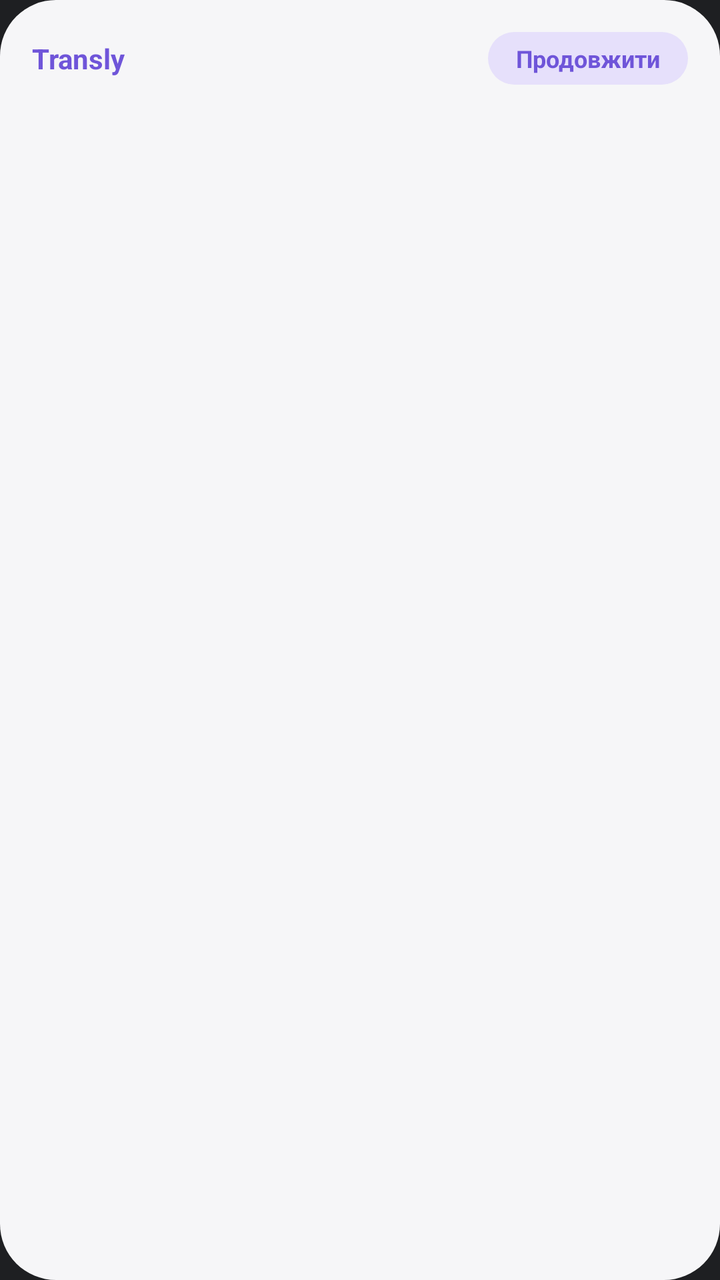
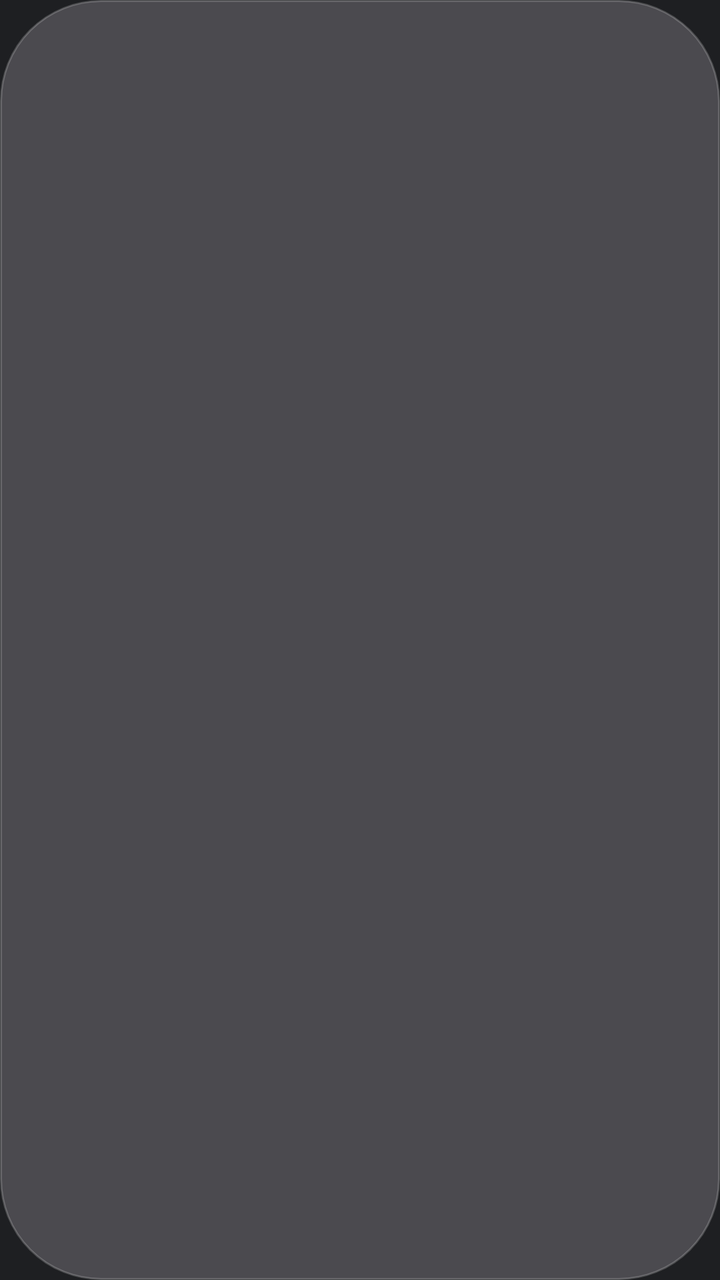

Two renders of the same Android screen: before a commit and after it. Below are the layout's source before the change and the commit's diff.
<!-- AndroidManifest.xml: application theme AppTheme -->
<!-- res/layout/widget.xml -->
<?xml version="1.0" encoding="utf-8"?>
<LinearLayout xmlns:android="http://schemas.android.com/apk/res/android"
    android:id="@android:id/background"
    android:layout_width="match_parent"
    android:layout_height="match_parent"
    android:background="@drawable/widget_bg"
    android:orientation="vertical"
    android:padding="16dp">

    <LinearLayout
        android:layout_width="match_parent"
        android:layout_height="wrap_content"
        android:gravity="center_vertical"
        android:orientation="horizontal">

        <TextView
            android:layout_width="0dp"
            android:layout_height="wrap_content"
            android:layout_weight="1"
            android:singleLine="true"
            android:text="@string/app_name"
            android:textColor="@color/w_accent"
            android:textSize="14sp"
            android:textStyle="bold" />

        <TextView
            android:id="@+id/w_btn"
            android:layout_width="wrap_content"
            android:layout_height="wrap_content"
            android:background="@drawable/widget_pill"
            android:paddingStart="14dp"
            android:paddingTop="5dp"
            android:paddingEnd="14dp"
            android:paddingBottom="5dp"
            android:singleLine="true"
            android:text="@string/widget_continue"
            android:textColor="@color/w_accent"
            android:textSize="12sp"
            android:textStyle="bold" />
    </LinearLayout>

    <LinearLayout
        android:layout_width="match_parent"
        android:layout_height="0dp"
        android:layout_marginTop="6dp"
        android:layout_weight="1"
        android:gravity="center_vertical"
        android:orientation="horizontal">

        <ImageView
            android:id="@+id/w_ring"
            android:layout_width="76dp"
            android:layout_height="76dp"
            android:contentDescription="@null"
            android:scaleType="fitCenter" />

        <LinearLayout
            android:layout_width="0dp"
            android:layout_height="wrap_content"
            android:layout_marginStart="14dp"
            android:layout_weight="1"
            android:orientation="vertical">

            <TextView
                android:id="@+id/w_big"
                android:layout_width="match_parent"
                android:layout_height="wrap_content"
                android:ellipsize="end"
                android:singleLine="true"
                android:textColor="@color/w_text"
                android:textSize="22sp"
                android:textStyle="bold" />

            <TextView
                android:id="@+id/w_lbl"
                android:layout_width="match_parent"
                android:layout_height="wrap_content"
                android:ellipsize="end"
                android:singleLine="true"
                android:textColor="@color/w_sub"
                android:textSize="13sp" />

            <TextView
                android:id="@+id/w_note"
                android:layout_width="match_parent"
                android:layout_height="wrap_content"
                android:layout_marginTop="3dp"
                android:ellipsize="end"
                android:singleLine="true"
                android:textColor="@color/w_sub"
                android:textSize="12sp" />
        </LinearLayout>
    </LinearLayout>
</LinearLayout>
<!-- resources referenced by this layout -->
<resources>
  <color name="w_accent">#6F55D9</color>
  <color name="w_sub">#6B6B72</color>
  <color name="w_text">#1C1C1E</color>
  <!-- drawable widget_bg (drawable) -->
  <?xml version="1.0" encoding="utf-8"?>
  <shape xmlns:android="http://schemas.android.com/apk/res/android" android:shape="rectangle">
      <solid android:color="@color/w_bg" />
      <corners android:radius="@dimen/w_radius" />
  </shape>
  <!-- drawable widget_pill (drawable) -->
  <?xml version="1.0" encoding="utf-8"?>
  <shape xmlns:android="http://schemas.android.com/apk/res/android" android:shape="rectangle">
      <solid android:color="@color/w_pill" />
      <corners android:radius="50dp" />
  </shape>
  <string name="app_name">Transly</string>
  <string name="widget_continue">Продовжити</string>
  <style name="AppTheme" parent="@android:style/Theme.DeviceDefault.NoActionBar">
          <item name="android:windowBackground">@color/app_bg</item>
          <item name="android:statusBarColor">@color/app_bg</item>
          <item name="android:navigationBarColor">@color/app_bg</item>
      </style>
  <color name="w_bg">#F6F6F8</color>
  <dimen name="w_radius">28dp</dimen>
  <color name="w_pill">#E6E0FB</color>
  <color name="app_bg">#1E1F22</color>
</resources>

<!-- the commit's change to res/layout/widget.xml (unified diff, before → after) -->
@@ -4,91 +4,44 @@
     android:layout_width="match_parent"
     android:layout_height="match_parent"
     android:background="@drawable/widget_bg"
-    android:orientation="vertical"
-    android:padding="16dp">
+    android:gravity="center_vertical"
+    android:orientation="horizontal"
+    android:paddingStart="14dp"
+    android:paddingTop="8dp"
+    android:paddingEnd="22dp"
+    android:paddingBottom="8dp">
+
+    <ImageView
+        android:id="@+id/w_ring"
+        android:layout_width="44dp"
+        android:layout_height="44dp"
+        android:contentDescription="@null"
+        android:scaleType="fitCenter" />
 
     <LinearLayout
-        android:layout_width="match_parent"
+        android:layout_width="0dp"
         android:layout_height="wrap_content"
-        android:gravity="center_vertical"
-        android:orientation="horizontal">
+        android:layout_marginStart="12dp"
+        android:layout_weight="1"
+        android:orientation="vertical">
 
         <TextView
-            android:layout_width="0dp"
+            android:id="@+id/w_big"
+            android:layout_width="match_parent"
             android:layout_height="wrap_content"
-            android:layout_weight="1"
+            android:ellipsize="end"
             android:singleLine="true"
-            android:text="@string/app_name"
-            android:textColor="@color/w_accent"
-            android:textSize="14sp"
+            android:textColor="@color/w_text"
+            android:textSize="16sp"
             android:textStyle="bold" />
 
         <TextView
-            android:id="@+id/w_btn"
-            android:layout_width="wrap_content"
+            android:id="@+id/w_lbl"
+            android:layout_width="match_parent"
             android:layout_height="wrap_content"
-            android:background="@drawable/widget_pill"
-            android:paddingStart="14dp"
-            android:paddingTop="5dp"
-            android:paddingEnd="14dp"
-            android:paddingBottom="5dp"
+            android:ellipsize="end"
             android:singleLine="true"
-            android:text="@string/widget_continue"
-            android:textColor="@color/w_accent"
-            android:textSize="12sp"
-            android:textStyle="bold" />
-    </LinearLayout>
-
-    <LinearLayout
-        android:layout_width="match_parent"
-        android:layout_height="0dp"
-        android:layout_marginTop="6dp"
-        android:layout_weight="1"
-        android:gravity="center_vertical"
-        android:orientation="horizontal">
-
-        <ImageView
-            android:id="@+id/w_ring"
-            android:layout_width="76dp"
-            android:layout_height="76dp"
-            android:contentDescription="@null"
-            android:scaleType="fitCenter" />
-
-        <LinearLayout
-            android:layout_width="0dp"
-            android:layout_height="wrap_content"
-            android:layout_marginStart="14dp"
-            android:layout_weight="1"
-            android:orientation="vertical">
-
-            <TextView
-                android:id="@+id/w_big"
-                android:layout_width="match_parent"
-                android:layout_height="wrap_content"
-                android:ellipsize="end"
-                android:singleLine="true"
-                android:textColor="@color/w_text"
-                android:textSize="22sp"
-                android:textStyle="bold" />
-
-            <TextView
-                android:id="@+id/w_lbl"
-                android:layout_width="match_parent"
-                android:layout_height="wrap_content"
-                android:ellipsize="end"
-                android:singleLine="true"
-                android:textColor="@color/w_sub"
-                android:textSize="13sp" />
-
-            <TextView
-                android:id="@+id/w_note"
-                android:layout_width="match_parent"
-                android:layout_height="wrap_content"
-                android:layout_marginTop="3dp"
-                android:ellipsize="end"
-                android:singleLine="true"
-                android:textColor="@color/w_sub"
-                android:textSize="12sp" />
-        </LinearLayout>
+            android:textColor="@color/w_sub"
+            android:textSize="12sp" />
     </LinearLayout>
 </LinearLayout>
<!-- resource entries referenced after the edit -->
@@ -1,30 +1,19 @@
 <!-- resources referenced by this layout -->
 <resources>
-  <color name="w_accent">#6F55D9</color>
-  <color name="w_sub">#6B6B72</color>
-  <color name="w_text">#1C1C1E</color>
+  <color name="w_sub">#CCFFFFFF</color>
+  <color name="w_text">#FFFFFF</color>
   <!-- drawable widget_bg (drawable) -->
   <?xml version="1.0" encoding="utf-8"?>
   <shape xmlns:android="http://schemas.android.com/apk/res/android" android:shape="rectangle">
-      <solid android:color="@color/w_bg" />
-      <corners android:radius="@dimen/w_radius" />
-  </shape>
-  <!-- drawable widget_pill (drawable) -->
-  <?xml version="1.0" encoding="utf-8"?>
-  <shape xmlns:android="http://schemas.android.com/apk/res/android" android:shape="rectangle">
-      <solid android:color="@color/w_pill" />
+      <solid android:color="#73807F86" />
+      <stroke android:width="1dp" android:color="#33FFFFFF" />
       <corners android:radius="50dp" />
   </shape>
-  <string name="app_name">Transly</string>
-  <string name="widget_continue">Продовжити</string>
   <style name="AppTheme" parent="@android:style/Theme.DeviceDefault.NoActionBar">
           <item name="android:windowBackground">@color/app_bg</item>
           <item name="android:statusBarColor">@color/app_bg</item>
           <item name="android:navigationBarColor">@color/app_bg</item>
       </style>
-  <color name="w_bg">#F6F6F8</color>
-  <dimen name="w_radius">28dp</dimen>
-  <color name="w_pill">#E6E0FB</color>
   <color name="app_bg">#1E1F22</color>
 </resources>
 
